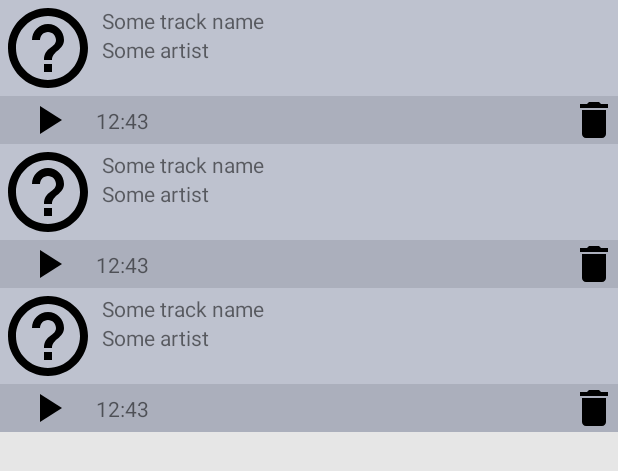
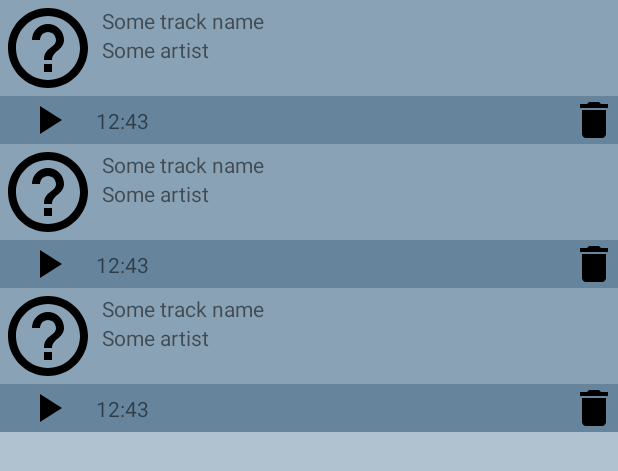
Before and after one commit to MShekow/stop-it, an Android app: the layout content_main.xml on its own in the app's theme, with its tools: preview values and no code run, on a phone screen of 412 x 824 dp. Shown: the top 471 px of the screen. Run offline under Robolectric (Android 15) with nearby library versions, the phone set to English and light mode, and no system bars.

Commit message:
Improve color scheme using https://paletton.com/#uid=23x0u0kbVuC58K88kAZf+qOkAmu

```diff
--- a/app/src/main/res/values/colors.xml
+++ b/app/src/main/res/values/colors.xml
@@ -1,10 +1,9 @@
 <?xml version="1.0" encoding="utf-8"?>
 <resources>
-    <color name="colorPrimary">#B5B5B5</color>
-    <color name="colorPrimaryDark">#00574B</color>
-    <color name="colorAccent">#D81B60</color>
-    <color name="buttonLabel">#d3d3d3</color>
-    <color name="itemBackground">#E6E6E6</color>
-    <color name="bookmarkTopBackground">#BEC2CF</color>
-    <color name="bookmarkBottomBackground">#ABAFBC</color>
+    <color name="colorPrimary">#2E5573</color>
+    <color name="colorPrimaryDark">#2E5573</color>
+    <color name="colorAccent">#B38240</color>
+    <color name="itemBackground">#B0C2CF</color>
+    <color name="bookmarkTopBackground">#89A2B5</color>
+    <color name="bookmarkBottomBackground">#66859D</color>
 </resources>
```
